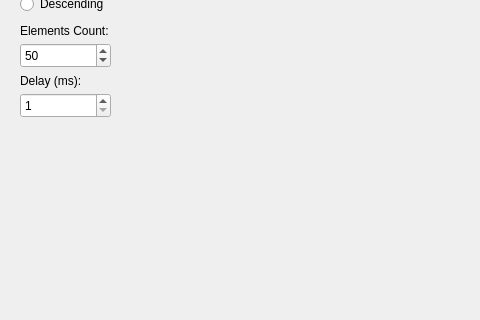
The window that mainwindow.ui (adamt-eng/sorting-visualizer) describes before a commit, drawn with Qt 5; both pictures show x 0 to 480 and y 117 to 437 of the 1280 by 720 pixel window.
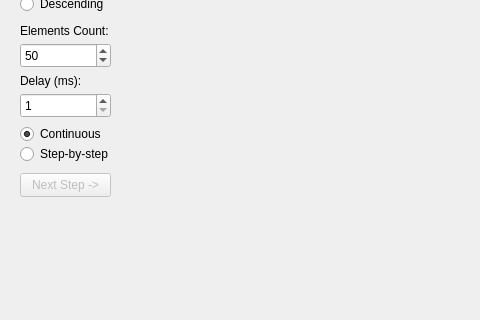
The same window after the commit.

Commit message:
Task Done: Select continuous or step-by-step mode
Added options to allow user to select either continuous mode or step-by-step mode for sorting.

The edit to the form file:
```diff
--- a/mainwindow.ui
+++ b/mainwindow.ui
@@ -110,6 +110,9 @@
     <property name="checked">
      <bool>true</bool>
     </property>
+    <attribute name="buttonGroup">
+     <string notr="true">orderButtonGroup</string>
+    </attribute>
    </widget>
    <widget class="QRadioButton" name="descendingRadioButton">
     <property name="geometry">
@@ -123,6 +126,9 @@
     <property name="text">
      <string>Descending</string>
     </property>
+    <attribute name="buttonGroup">
+     <string notr="true">orderButtonGroup</string>
+    </attribute>
    </widget>
    <widget class="QLabel" name="textLabel">
     <property name="geometry">
@@ -207,6 +213,63 @@
      <string>Delay (ms):</string>
     </property>
    </widget>
+   <widget class="QRadioButton" name="stepByStepRadioButton">
+    <property name="geometry">
+     <rect>
+      <x>20</x>
+      <y>260</y>
+      <width>91</width>
+      <height>22</height>
+     </rect>
+    </property>
+    <property name="text">
+     <string>Step-by-step</string>
+    </property>
+    <property name="autoExclusive">
+     <bool>true</bool>
+    </property>
+    <attribute name="buttonGroup">
+     <string notr="true">modeButtonGroup</string>
+    </attribute>
+   </widget>
+   <widget class="QRadioButton" name="continuousRadioButton">
+    <property name="geometry">
+     <rect>
+      <x>20</x>
+      <y>240</y>
+      <width>91</width>
+      <height>22</height>
+     </rect>
+    </property>
+    <property name="text">
+     <string>Continuous</string>
+    </property>
+    <property name="checked">
+     <bool>true</bool>
+    </property>
+    <property name="autoExclusive">
+     <bool>true</bool>
+    </property>
+    <attribute name="buttonGroup">
+     <string notr="true">modeButtonGroup</string>
+    </attribute>
+   </widget>
+   <widget class="QPushButton" name="nextStepButton">
+    <property name="enabled">
+     <bool>false</bool>
+    </property>
+    <property name="geometry">
+     <rect>
+      <x>20</x>
+      <y>290</y>
+      <width>91</width>
+      <height>24</height>
+     </rect>
+    </property>
+    <property name="text">
+     <string>Next Step -&gt;</string>
+    </property>
+   </widget>
   </widget>
   <widget class="QStatusBar" name="statusbar"/>
  </widget>
```
Left out of the diff: 4 changed lines with no effect on the pictures. The commit also changes 2 other files.
